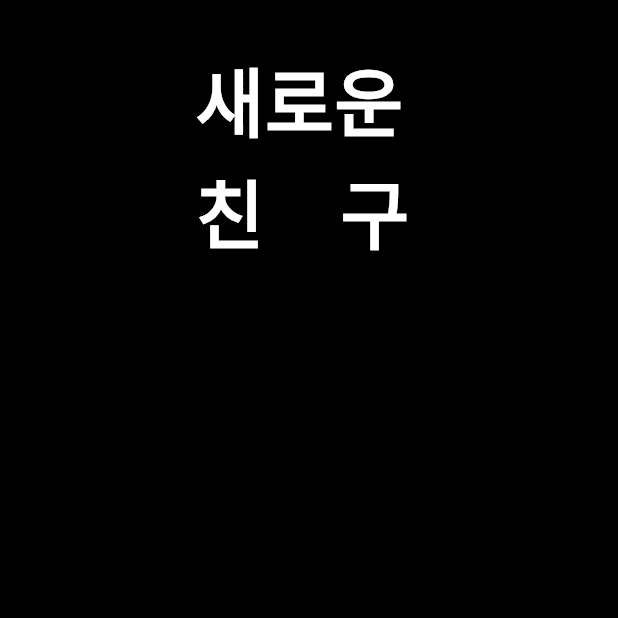
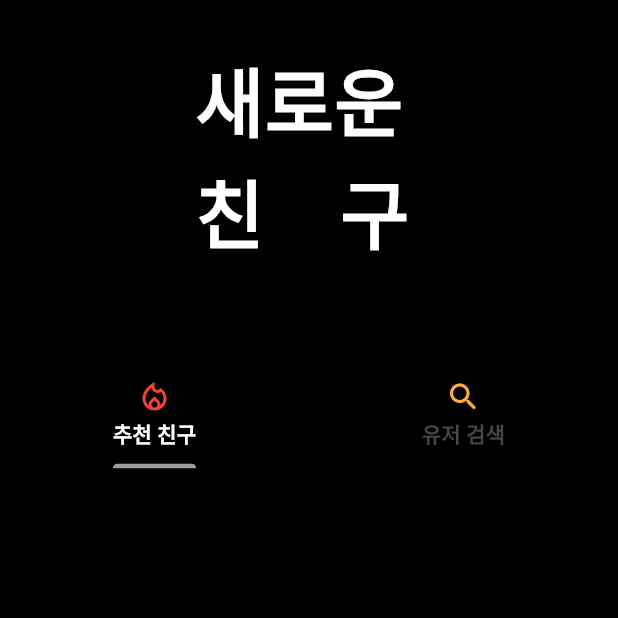
Before and after one commit to Astrum93/Flutter_Music_Is_Life, a Flutter app: the MyScreen screen opened directly, after a tap on the "person add alt 1" icon, on a phone screen of 412 x 824 dp, the top half of it. Run offline on Flutter 3.47's test engine with Material 3 defaults, Android fonts, the phone set to English and light mode, and no system bars; our stand-ins replace carousel_slider, cloud_firestore, dotted_border, firebase_auth, firebase_core, firebase_messaging and 5 more; missing offline and left inert: beautiful_soup_dart; accounts and stored records are empty; generated files the repository leaves out were written again; network calls fail.

Commit message:
240410 SearchFriendsFragment로 이름 변경 후 SearchFriendsTabBar 생성

```diff
--- /dev/null
+++ b/lib/main/mypage/friends/search_friends_fragment.dart
@@ -0,0 +1,87 @@
+import 'package:MusicIsLife/common/widget/width_height_widget.dart';
+import 'package:flutter/material.dart';
+
+class SearchFriendsFragment extends StatefulWidget {
+  const SearchFriendsFragment({super.key});
+
+  @override
+  State<SearchFriendsFragment> createState() => _SearchFriendsFragmentState();
+}
+
+class _SearchFriendsFragmentState extends State<SearchFriendsFragment>
+    with SingleTickerProviderStateMixin {
+  late final TabController tabController;
+
+  @override
+  void initState() {
+    tabController = TabController(length: 2, vsync: this, initialIndex: 0);
+    super.initState();
+  }
+
+  @override
+  Widget build(BuildContext context) {
+    return SafeArea(
+      child: Material(
+        child: Column(
+          children: [
+            height30,
+            const Center(
+              child: Text(
+                '새로운 \n친　구',
+                style: TextStyle(
+                    color: Colors.white,
+                    fontWeight: FontWeight.bold,
+                    fontSize: 50),
+              ),
+            ),
+            const Height(60),
+            SearchFriendsTabBar(tabController: tabController),
+          ],
+        ),
+      ),
+    );
+  }
+}
+
+class SearchFriendsTabBar extends StatelessWidget {
+  const SearchFriendsTabBar({
+    super.key,
+    required this.tabController,
+  });
+
+  final TabController tabController;
+
+  @override
+  Widget build(BuildContext context) {
+    return TabBar(
+      controller: tabController,
+      labelColor: Colors.white,
+      labelStyle: const TextStyle(
+        fontWeight: FontWeight.bold,
+      ),
+      overlayColor: MaterialStatePropertyAll(
+        Colors.lightBlue.withOpacity(0.2),
+      ),
+      indicatorWeight: 0.1,
+      indicatorColor: Colors.grey,
+      indicatorSize: TabBarIndicatorSize.label,
+      dividerColor: Colors.transparent,
+      tabs: const [
+        Tab(
+          icon: Icon(
+            Icons.local_fire_department_outlined,
+            color: Colors.red,
+          ),
+          text: '추천 친구',
+        ),
+        Tab(
+          icon: Icon(
+            Icons.search_rounded,
+            color: Colors.orangeAccent,
+          ),
+          text: '유저 검색',
+        ),
+      ],
+    );
+  }
+}
--- a/lib/main/mypage/friends/search_friends_screen.dart
+++ /dev/null
@@ -1,34 +0,0 @@
-import 'package:MusicIsLife/common/widget/width_height_widget.dart';
-import 'package:flutter/material.dart';
-
-class SearchFriendsScreen extends StatefulWidget {
-  const SearchFriendsScreen({super.key});
-
-  @override
-  State<SearchFriendsScreen> createState() => _SearchFriendsScreenState();
-}
-
-class _SearchFriendsScreenState extends State<SearchFriendsScreen> {
-  @override
-  Widget build(BuildContext context) {
-    return const SafeArea(
-      child: Material(
-        child: Column(
-          children: [
-            height30,
-            Center(
-              child: Text(
-                '새로운 \n친　구',
-                style: TextStyle(
-                    color: Colors.white,
-                    fontWeight: FontWeight.bold,
-                    fontSize: 50),
-              ),
-            ),
-            Height(60),
-          ],
-        ),
-      ),
-    );
-  }
-}
--- a/lib/main/mypage/mypage_screen.dart
+++ b/lib/main/mypage/mypage_screen.dart
@@ -1,6 +1,6 @@
 import 'package:MusicIsLife/common/widget/button/mini_button.dart';
 import 'package:MusicIsLife/common/widget/music_player.dart';
-import 'package:MusicIsLife/main/mypage/friends/search_friends_screen.dart';
+import 'package:MusicIsLife/main/mypage/friends/search_friends_fragment.dart';
 import 'package:MusicIsLife/main/mypage/profile/edit/edit_profile_background%20.dart';
 import 'package:MusicIsLife/main/mypage/profile/edit/edit_profile_image.dart';
 import 'package:MusicIsLife/main/mypage/profile/edit/edit_profile_introduce.dart';
@@ -199,7 +199,7 @@ class _MyScreenState extends State<MyScreen> {
                                   context,
                                   MaterialPageRoute(
                                     builder: (context) =>
-                                        const SearchFriendsScreen(),
+                                        const SearchFriendsFragment(),
                                   ),
                                 );
                               },
```
